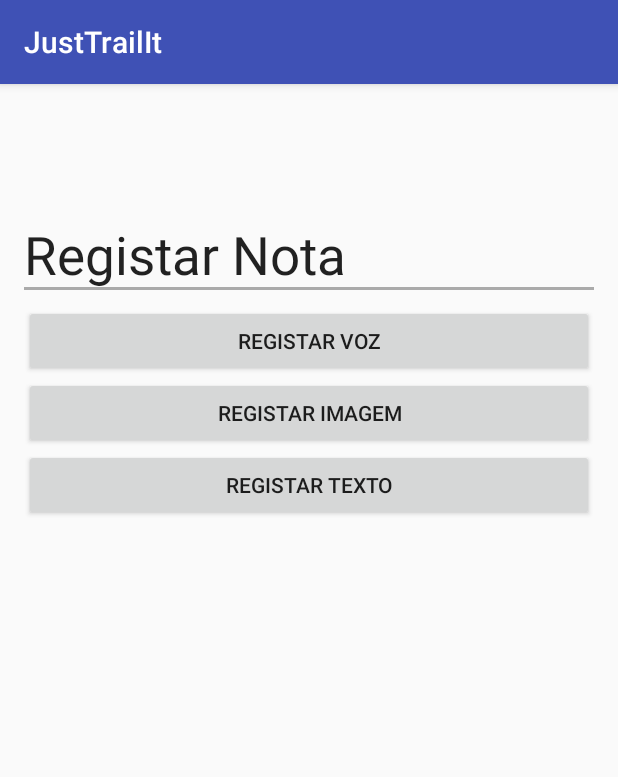
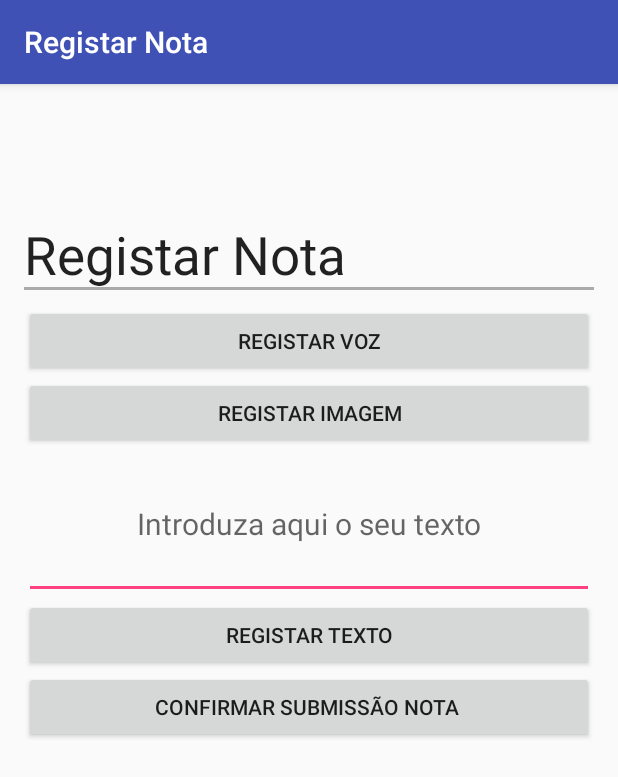
Before and after one commit to OctavioMaia/RallyScout, an Android app: the RegistarNota screen opened directly, with no data from a screen before it, on a phone screen of 412 x 824 dp. Shown: the top 777 px of the screen. Run offline under Robolectric (Android 15) with nearby library versions, the phone set to English and light mode, and no system bars; 1 statement that could not run was skipped.

Commit message:
registar nota

```diff
--- a/JustTrailIt/app/src/main/java/rallyscouts/justtrailit/activity/GerirAtividade.java
+++ b/JustTrailIt/app/src/main/java/rallyscouts/justtrailit/activity/GerirAtividade.java
@@ -10,12 +10,14 @@ import rallyscouts.justtrailit.R;
 import rallyscouts.justtrailit.business.Batedor;
 import rallyscouts.justtrailit.data.AtividadeDAO;
 import rallyscouts.justtrailit.data.BatedorDAO;
+import rallyscouts.justtrailit.data.NotaDAO;
 
 public class GerirAtividade extends AppCompatActivity {
 
 
     private BatedorDAO batedores;
     private AtividadeDAO atividades;
+    private NotaDAO notas;
 
     private rallyscouts.justtrailit.business.Atividade atividadeAProcess;
     private Batedor batedorLogin;
@@ -54,6 +56,7 @@ public class GerirAtividade extends AppCompatActivity {
 
         Intent registarnota = new Intent(GerirAtividade.this, RegistarNota.class);
         registarnota.putExtra("idAtividade",batedorLogin.getAtividade());
+        registarnota.putExtra("idNota",notas.getMaiorNota());
         GerirAtividade.this.startActivity(registarnota);
 
     }
--- a/JustTrailIt/app/src/main/java/rallyscouts/justtrailit/activity/RegistarNota.java
+++ b/JustTrailIt/app/src/main/java/rallyscouts/justtrailit/activity/RegistarNota.java
@@ -1,11 +1,21 @@
 package rallyscouts.justtrailit.activity;
 
+import android.content.Context;
 import android.content.Intent;
 import android.graphics.Bitmap;
+import android.location.Location;
+import android.location.LocationListener;
+import android.location.LocationManager;
 import android.provider.MediaStore;
 import android.support.v7.app.AppCompatActivity;
 import android.os.Bundle;
 import android.view.View;
+import android.widget.Button;
+import android.widget.EditText;
+import android.widget.TextView;
+import android.widget.Toast;
+
+import java.util.ArrayList;
 
 import rallyscouts.justtrailit.R;
 import rallyscouts.justtrailit.data.NotaDAO;
@@ -14,14 +24,79 @@ public class RegistarNota extends AppCompatActivity {
 
     public static final int CAMARA_REQUEST = 10;
     private NotaDAO notas;
+    //Resposavel por guardar o texto do utilizador;
+    String guardarTexto = new String();
+    //Resposavel por guardar as imagens do utilizador;
+    ArrayList<Bitmap> imagens = new ArrayList<Bitmap>() ;
+    //Resposavel por guardar a voz do utilizador;
+    private byte[] voz;
+    Location l;
 
     @Override
     protected void onCreate(Bundle savedInstanceState)
     {
         super.onCreate(savedInstanceState);
         setContentView(R.layout.activity_registar_nota);
+        this.setTitle("Registar Nota");
+
+        LocationManager myManager;
+        LocationListener myListener;
+        myManager = (LocationManager) this.getSystemService(Context.LOCATION_SERVICE);
+        myListener = new LocationListener() {
+            @Override
+            public void onLocationChanged(Location location) {
+                if(location!=null)
+                {
+                    l.setLatitude(location.getLatitude());
+                    l.setLongitude(location.getLongitude());
+                }
+            }
+
+            @Override
+            public void onStatusChanged(String provider, int status, Bundle extras) {
+
+            }
+
+            @Override
+            public void onProviderEnabled(String provider) {
+
+            }
+
+            @Override
+            public void onProviderDisabled(String provider) {
+
+            }
+        };
+        myManager.requestLocationUpdates("gps",0,0,myListener);
+
         this.notas = new NotaDAO(RegistarNota.this);
+        TextView nNota;
+        nNota = (TextView) findViewById(R.id.id_RegistoNota);
+        nNota.setText("RegistoNota " + (int)getIntent().getExtras().get("idNota"));;
+
+        final EditText mensagem = (EditText)findViewById(R.id.id_InserirTexto);
+        Button botaoInserir = (Button)findViewById(R.id.button_RegistarTexto);
+
+        if (botaoInserir != null)
+        {
+            botaoInserir.setOnClickListener(new View.OnClickListener()
+            {
+                @Override
+                public void onClick(View v)
+                {
+                    if(mensagem != null)
+                    {
+                        if(!mensagem.getText().toString().equals(""))
+                        {
+                            Toast.makeText(getApplicationContext(), "Texto guardado com sucesso", Toast.LENGTH_SHORT).show();
+                            guardarTexto += mensagem.getText().toString();
+                        }
+                    }
+                }
+            });
+        }
     }
+
 
     public void registarImagem(View v)
     {
@@ -38,9 +113,16 @@ public class RegistarNota extends AppCompatActivity {
             if(requestCode==CAMARA_REQUEST)
             {
                 Bitmap camaraImage = (Bitmap) data.getExtras().get("data");
-                notas.insertImagem(notas.getMaiorNota()+1, (int)getIntent().getExtras().get("idAtividade"), camaraImage)
-
+                imagens.add(camaraImage);
             }
         }
     }
+
+    public void confirmarSubmissao(View v)
+    {
+        //Falta definir a voz a latitude e a longitude.
+        //notas.insertNota((int)getIntent().getExtras().get("idNota"),(int)getIntent().getExtras().get("idAtividade",guardarTexto,voz,latitude,longitude,imagens);
+        Intent submissao = new Intent(RegistarNota.this, GerirAtividade.class);
+        RegistarNota.this.startActivity(submissao);
+    }
 }
--- a/JustTrailIt/app/src/main/java/rallyscouts/justtrailit/data/NotaDAO.java
+++ b/JustTrailIt/app/src/main/java/rallyscouts/justtrailit/data/NotaDAO.java
@@ -92,8 +92,10 @@ public class NotaDAO {
     {
         int maiorNota;
         Cursor nota = mDatabase.rawQuery(
-                "SELECT MAX( " + NOTA_COLUMN_ID_NOTA +" )" + "FROM " + NOTA_TABLE_NAME,null);
+                "SELECT NVL(MAX( " + NOTA_COLUMN_ID_NOTA +" ),0)" + "FROM " + NOTA_TABLE_NAME,null);
         maiorNota = nota.getInt(1);
+        if(maiorNota==0) {return maiorNota;}
+            else {return maiorNota+1;}
     }
 
 
--- a/JustTrailIt/app/src/main/res/layout/activity_registar_nota.xml
+++ b/JustTrailIt/app/src/main/res/layout/activity_registar_nota.xml
@@ -40,7 +40,8 @@
         android:layout_marginTop="10dp"
         android:layout_below="@+id/view"
         android:layout_alignParentLeft="true"
-        android:layout_alignParentStart="true" />
+        android:layout_alignParentStart="true"
+        android:onClick="registarVoz"/>
 
 
     <Button
@@ -50,8 +51,9 @@
         android:id="@+id/button_RegistarTexto"
         android:clickable="true"
         android:focusable="true"
-        android:layout_below="@+id/button_RegistarImagem"
-        android:layout_centerHorizontal="true" />
+        android:layout_below="@+id/id_InserirTexto"
+        android:layout_alignParentLeft="true"
+        android:layout_alignParentStart="true" />
 
 
     <Button
@@ -65,4 +67,30 @@
         android:layout_centerHorizontal="true"
         android:onClick="registarImagem"/>
 
+    <EditText
+        android:layout_width="wrap_content"
+        android:layout_height="100dp"
+        android:id="@+id/id_InserirTexto"
+        android:layout_below="@+id/button_RegistarImagem"
+        android:layout_alignParentLeft="true"
+        android:layout_alignParentStart="true"
+        android:layout_alignParentRight="true"
+        android:layout_alignParentEnd="true"
+        android:autoText="false"
+        android:hint="Introduza aqui o seu texto"
+        android:textAlignment="center"
+        android:textSize="20dp" />
+
+    <Button
+        android:layout_width="wrap_content"
+        android:layout_height="wrap_content"
+        android:text="Confirmar submissão nota "
+        android:id="@+id/button_SubmissaoNota"
+        android:layout_below="@+id/button_RegistarTexto"
+        android:layout_alignParentLeft="true"
+        android:layout_alignParentStart="true"
+        android:layout_alignParentRight="true"
+        android:layout_alignParentEnd="true"
+        android:onClick="confirmarSubmissao"/>
+
 </RelativeLayout>
```
